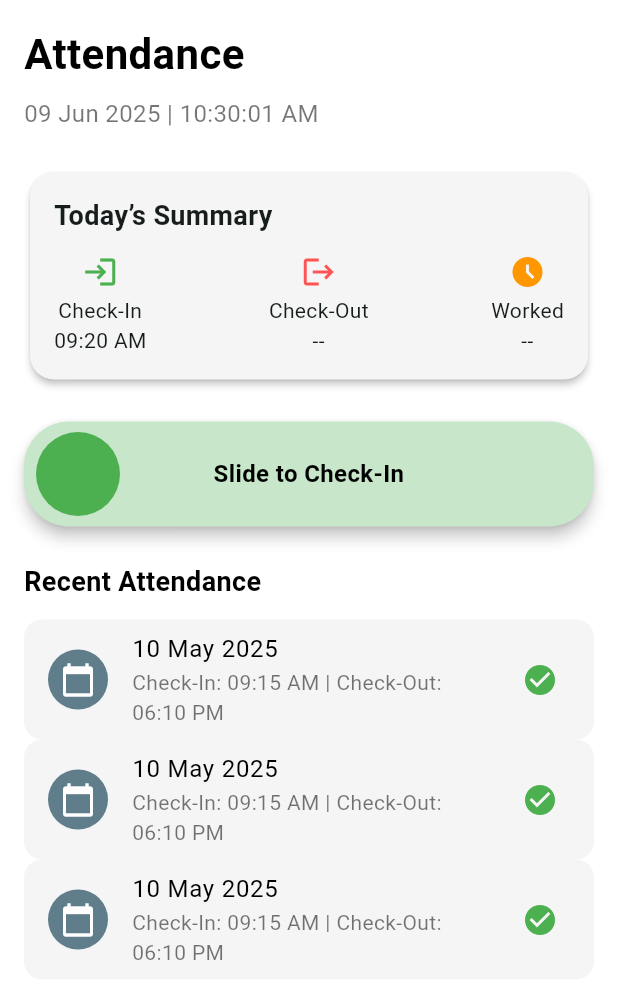
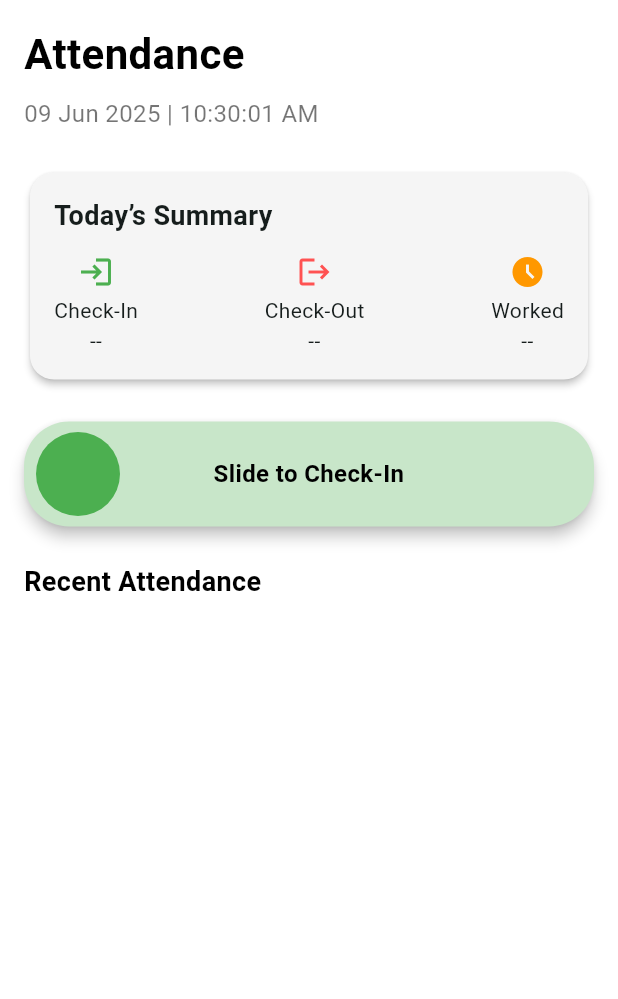
Before and after one commit to Harsh-har/HRMS-, a Flutter app: the AttendanceScreen screen opened directly, on a phone screen of 412 x 824 dp. Shown: the top 999 px of the screen. Run offline on Flutter 3.47's test engine with Material 3 defaults, Android fonts, the phone set to English and light mode, and no system bars; drawn by our look-alikes of slide_to_act; our stand-ins replace cloud_firestore, firebase_auth, firebase_core, firebase_storage, flutter_rating_bar, image_picker and 1 more; accounts and stored records are empty.

Commit message:
Added dynamic recent attendance feature with check-in/out tracking

```diff
--- a/lib/Employee_Sections/AttendanceScreen.dart
+++ b/lib/Employee_Sections/AttendanceScreen.dart
@@ -17,9 +17,16 @@ class _AttendanceScreenState extends State<AttendanceScreen> with SingleTickerPr
   late AnimationController _animationController;
   late Animation<double> _scaleAnimation;
 
-  bool isCheckedIn = false; // Track check-in or check-out state
+  bool isCheckedIn = false;
+
+  DateTime? checkInTime;
+  DateTime? checkOutTime;
+  Duration? workedDuration;
 
   final GlobalKey<SlideActionState> _slideKey = GlobalKey();
+
+  // Attendance record structure
+  List<Map<String, dynamic>> recentAttendance = [];
 
   @override
   void initState() {
@@ -57,6 +64,24 @@ class _AttendanceScreenState extends State<AttendanceScreen> with SingleTickerPr
     await _animationController.reverse();
 
     setState(() {
+      if (!isCheckedIn) {
+        // Check-in logic
+        checkInTime = DateTime.now();
+        checkOutTime = null;
+        workedDuration = null;
+      } else {
+        // Check-out logic
+        checkOutTime = DateTime.now();
+        if (checkInTime != null) {
+          workedDuration = checkOutTime!.difference(checkInTime!);
+          recentAttendance.insert(0, {
+            'date': DateFormat('dd MMM yyyy').format(checkInTime!),
+            'checkIn': DateFormat('hh:mm a').format(checkInTime!),
+            'checkOut': DateFormat('hh:mm a').format(checkOutTime!),
+            'worked': formatDuration(workedDuration),
+          });
+        }
+      }
       isCheckedIn = !isCheckedIn;
     });
 
@@ -67,8 +92,14 @@ class _AttendanceScreenState extends State<AttendanceScreen> with SingleTickerPr
       ),
     );
 
-    // Reset the slider so user can slide again
     _slideKey.currentState?.reset();
+  }
+
+  String formatDuration(Duration? duration) {
+    if (duration == null) return '--';
+    final hours = duration.inHours;
+    final minutes = duration.inMinutes.remainder(60);
+    return '$hours hr ${minutes.toString().padLeft(2, '0')} min';
   }
 
   @override
@@ -109,37 +140,42 @@ class _AttendanceScreenState extends State<AttendanceScreen> with SingleTickerPr
                   padding: const EdgeInsets.all(16),
                   child: Column(
                     crossAxisAlignment: CrossAxisAlignment.start,
-                    children: const [
-                      Text("Today’s Summary",
+                    children: [
+                      const Text("Today’s Summary",
                           style: TextStyle(
                               fontSize: 18, fontWeight: FontWeight.bold)),
-                      SizedBox(height: 12),
+                      const SizedBox(height: 12),
                       Row(
                         mainAxisAlignment: MainAxisAlignment.spaceBetween,
                         children: [
                           Column(
                             children: [
-                              Icon(Icons.login, color: Colors.green),
-                              SizedBox(height: 4),
-                              Text("Check-In\n09:20 AM",
-                                  textAlign: TextAlign.center),
+                              const Icon(Icons.login, color: Colors.green),
+                              const SizedBox(height: 4),
+                              Text(
+                                "Check-In\n${checkInTime != null ? DateFormat('hh:mm a').format(checkInTime!) : '--'}",
+                                textAlign: TextAlign.center,
+                              ),
                             ],
                           ),
                           Column(
                             children: [
-                              Icon(Icons.logout, color: Colors.redAccent),
-                              SizedBox(height: 4),
-                              Text("Check-Out\n--",
-                                  textAlign: TextAlign.center),
+                              const Icon(Icons.logout, color: Colors.redAccent),
+                              const SizedBox(height: 4),
+                              Text(
+                                "Check-Out\n${checkOutTime != null ? DateFormat('hh:mm a').format(checkOutTime!) : '--'}",
+                                textAlign: TextAlign.center,
+                              ),
                             ],
                           ),
                           Column(
                             children: [
-                              Icon(Icons.access_time_filled,
-                                  color: Colors.orange),
-                              SizedBox(height: 4),
-                              Text("Worked\n--",
-                                  textAlign: TextAlign.center),
+                              const Icon(Icons.access_time_filled, color: Colors.orange),
+                              const SizedBox(height: 4),
+                              Text(
+                                "Worked\n${formatDuration(workedDuration)}",
+                                textAlign: TextAlign.center,
+                              ),
                             ],
                           ),
                         ],
@@ -184,11 +220,13 @@ class _AttendanceScreenState extends State<AttendanceScreen> with SingleTickerPr
                 ),
               ),
               const SizedBox(height: 12),
+
               ListView.builder(
                 shrinkWrap: true,
                 physics: const NeverScrollableScrollPhysics(),
-                itemCount: 3,
+                itemCount: recentAttendance.length,
                 itemBuilder: (context, index) {
+                  final item = recentAttendance[index];
                   return ListTile(
                     shape: RoundedRectangleBorder(
                       borderRadius: BorderRadius.circular(12),
@@ -198,11 +236,10 @@ class _AttendanceScreenState extends State<AttendanceScreen> with SingleTickerPr
                       backgroundColor: Colors.blueGrey,
                       child: Icon(Icons.calendar_today, color: Colors.white),
                     ),
-                    title: const Text("10 May 2025",
-                        style: TextStyle(color: Colors.black)),
-                    subtitle: const Text("Check-In: 09:15 AM | Check-Out: 06:10 PM",
-                        style: TextStyle(color: Colors.black54)),
-                    trailing: const Icon(Icons.check_circle, color: Colors.green),
+                    title: Text(item['date'], style: const TextStyle(color: Colors.black)),
+                    subtitle: Text("Check-In: ${item['checkIn']} | Check-Out: ${item['checkOut']}",
+                        style: const TextStyle(color: Colors.black54)),
+                    trailing: Text(item['worked'], style: const TextStyle(color: Colors.green, fontWeight: FontWeight.bold)),
                   );
                 },
               )
```
Also changed, not shown: lib/Admin_Sections/emp_managment.dart (+34 -9 lines).
